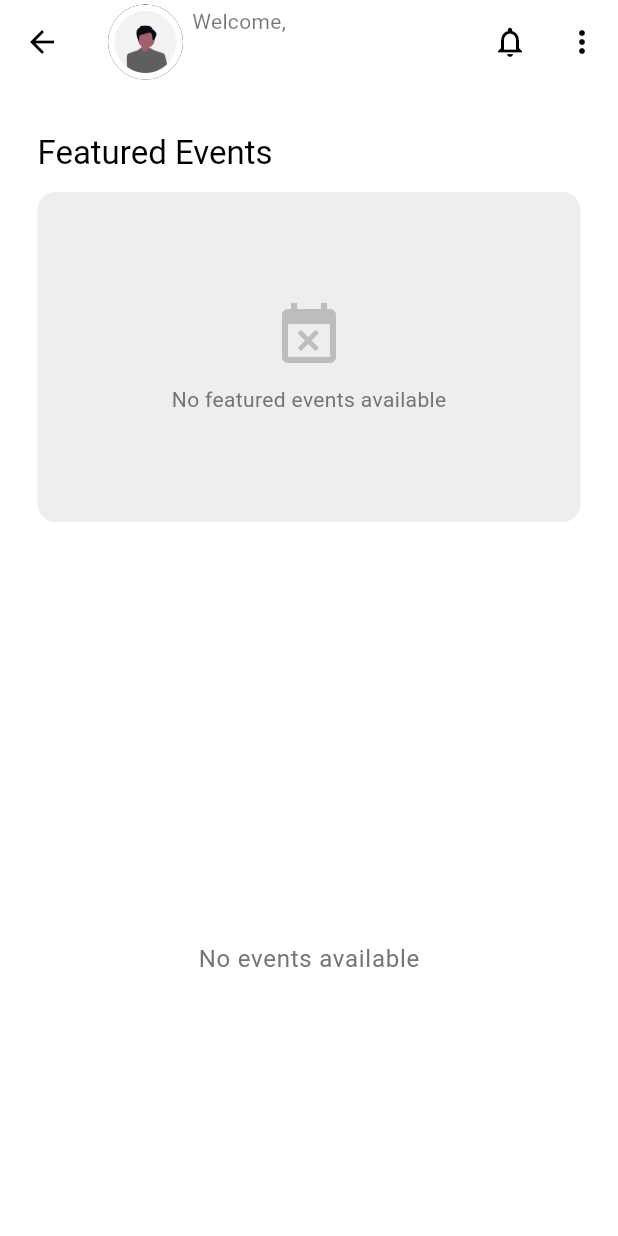
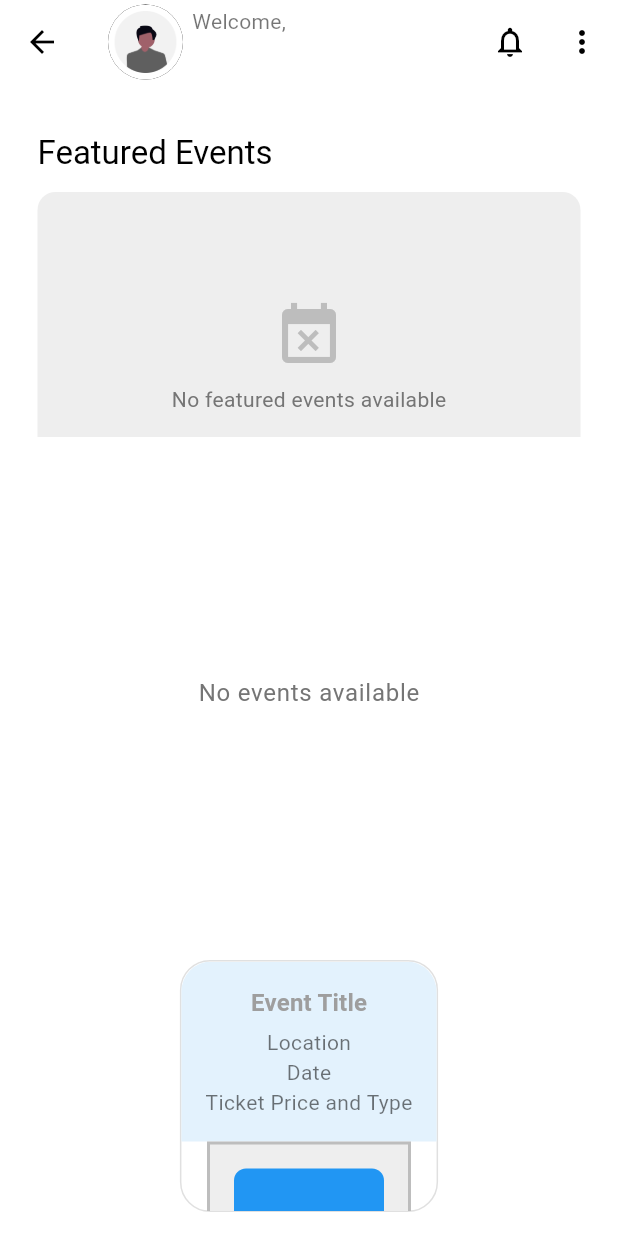
Before and after one commit to BenjaminMwambakulu/event_manager_local, a Flutter app: the Home screen opened directly, on a phone screen of 412 x 824 dp. Run offline on Flutter 3.47's test engine with Material 3 defaults, Android fonts, the phone set to English and light mode, and no system bars; our stand-ins replace carousel_slider, shared_preferences, supabase_flutter; accounts and stored records are empty.

Commit message:
feat(Home): implement MyTicketCard and improve layout
- Add MyTicketCard widget to the home screen
- Adjust layout of FeaturedCarousel and EventListTiles
- Remove shrinkWrap and physics properties from EventListTiles' ListView

```diff
--- a/lib/screens/Home/home.dart
+++ b/lib/screens/Home/home.dart
@@ -4,6 +4,7 @@ import 'package:event_manager_local/models/event_model.dart';
 import 'package:event_manager_local/services/event_service.dart';
 import 'package:event_manager_local/widgets/event_list_tiles.dart';
 import 'package:event_manager_local/widgets/featured_courasel.dart';
+import 'package:event_manager_local/widgets/my_ticket_card.dart';
 import 'package:flutter/foundation.dart';
 import 'package:flutter/material.dart';
 import 'package:shared_preferences/shared_preferences.dart';
@@ -151,15 +152,24 @@ class _HomeState extends State<Home> {
       body: Column(
         children: [
           SizedBox(height: 20),
-          Expanded(child: FeaturedCarousel(featuredEvents)),
+          Expanded(
+            flex: 2, // Give more space to the featured carousel
+            child: FeaturedCarousel(featuredEvents),
+          ),
           SizedBox(height: 10),
           Expanded(
+            flex: 3, // Give more space to the event list
             child: EventListTiles(
               events: upcomingEvents,
               title: "Upcoming Events",
               limit: 10, // Show only first 10 events by default
             ),
           ),
+          // MyTicketCard with fixed height
+          Container(
+            height: 200,
+            child: MyTicketCard(),
+          ),
         ],
       ),
     );
--- a/lib/widgets/event_list_tiles.dart
+++ b/lib/widgets/event_list_tiles.dart
@@ -57,8 +57,6 @@ class _EventListTilesState extends State<EventListTiles> {
                   ),
                 Expanded(
                   child: ListView.builder(
-                    shrinkWrap: true,
-                    physics: AlwaysScrollableScrollPhysics(),
                     itemCount: widget.limit != null
                         ? (widget.events.length > widget.limit!
                             ? widget.limit!
--- a/lib/widgets/featured_courasel.dart
+++ b/lib/widgets/featured_courasel.dart
@@ -9,7 +9,8 @@ class FeaturedCarousel extends StatelessWidget {
 
   @override
   Widget build(BuildContext context) {
-    return Column(
+    return SingleChildScrollView(
+      child: Column(
         crossAxisAlignment: CrossAxisAlignment.start,
         children: [
           // Title
@@ -21,10 +22,11 @@ class FeaturedCarousel extends StatelessWidget {
             ),
           ),
 
-        // Carousel
-        featuredEvents.isEmpty
+          // Carousel with fixed height
+          SizedBox(
+            height: 220,
+            child: featuredEvents.isEmpty
                 ? Container(
-                height: 220,
                     margin: const EdgeInsets.symmetric(horizontal: 25),
                     decoration: BoxDecoration(
                       borderRadius: BorderRadius.circular(12),
@@ -34,7 +36,11 @@ class FeaturedCarousel extends StatelessWidget {
                       child: Column(
                         mainAxisAlignment: MainAxisAlignment.center,
                         children: [
-                      Icon(Icons.event_busy, size: 48, color: Colors.grey[400]),
+                          Icon(
+                            Icons.event_busy,
+                            size: 48,
+                            color: Colors.grey[400],
+                          ),
                           SizedBox(height: 8),
                           Text(
                             'No featured events available',
@@ -83,7 +89,8 @@ class FeaturedCarousel extends StatelessWidget {
                                   ),
                                   child: Column(
                                     mainAxisSize: MainAxisSize.min,
-                                crossAxisAlignment: CrossAxisAlignment.start,
+                                    crossAxisAlignment:
+                                        CrossAxisAlignment.start,
                                     children: [
                                       Text(
                                         event.title,
@@ -131,7 +138,9 @@ class FeaturedCarousel extends StatelessWidget {
                       autoPlayInterval: const Duration(seconds: 3),
                     ),
                   ),
+          ),
         ],
+      ),
     );
   }
 }
--- /dev/null
+++ b/lib/widgets/my_ticket_card.dart
@@ -0,0 +1,66 @@
+import 'package:flutter/material.dart';
+
+class MyTicketCard extends StatelessWidget {
+  const MyTicketCard({super.key});
+
+  @override
+  Widget build(BuildContext context) {
+    return Container(
+      margin: EdgeInsets.all(16),
+      decoration: BoxDecoration(
+        borderRadius: BorderRadius.circular(20),
+        border: Border.all(color: Colors.grey.shade300),
+        color: Colors.white,
+      ),
+      child: SingleChildScrollView(
+        child: Column(
+          mainAxisSize: MainAxisSize.min,
+          children: [
+            Container(
+              padding: EdgeInsets.all(16),
+              decoration: BoxDecoration(
+                color: Colors.blue.shade50,
+                borderRadius: BorderRadius.vertical(top: Radius.circular(20)),
+              ),
+              child: Column(
+                children: [
+                  Text(
+                    "Event Title",
+                    style: Theme.of(context).textTheme.titleMedium?.copyWith(
+                          fontWeight: FontWeight.bold,
+                        ),
+                  ),
+                  SizedBox(height: 4),
+                  Text("Location"),
+                  Text("Date"),
+                  Text("Ticket Price and Type"),
+                ],
+              ),
+            ),
+            Container(
+              padding: EdgeInsets.all(16),
+              decoration: BoxDecoration(
+                border: Border.all(color: Colors.grey.shade400, width: 2),
+                color: Colors.grey[200],
+              ),
+              child: Container(
+                height: 100,
+                width: 100,
+                decoration: BoxDecoration(
+                  color: Colors.blue,
+                  borderRadius: BorderRadius.circular(8),
+                ),
+                child: Center(
+                  child: Text(
+                    "QR Code",
+                    style: TextStyle(color: Colors.white),
+                  ),
+                ),
+              ),
+            ),
+          ],
+        ),
+      ),
+    );
+  }
+}
```
Lines whose indentation alone changed are shown as unchanged.
